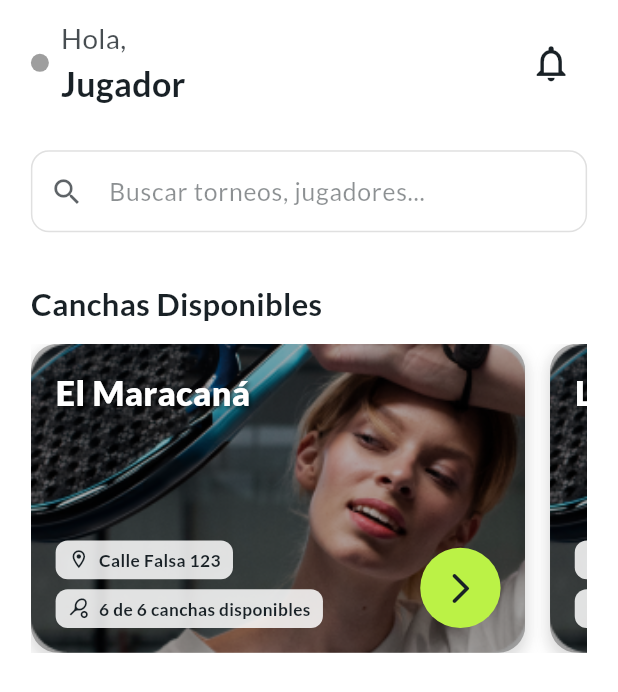
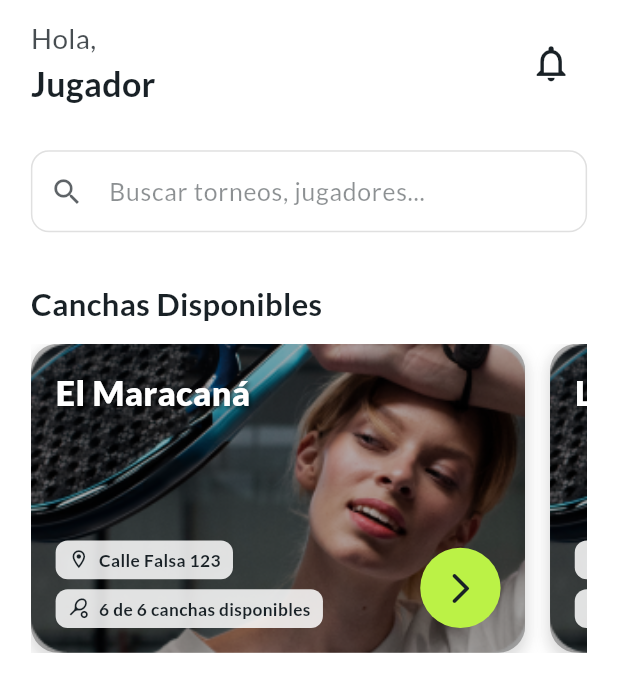
Before and after one commit to GeorgeLN/padel_app, a Flutter app: the HomePage screen opened directly, on a phone screen of 412 x 824 dp. Shown: the top 692 px of the screen. Run offline on Flutter 3.47's test engine with Material 3 defaults, Android fonts, the phone set to English and light mode, and no system bars; our stand-ins replace cloud_firestore, firebase_auth, firebase_core, flutter_bloc, google_fonts, iconly; accounts and stored records are empty.

Commit message:
Se quita el container con el color del status para los jugadores

```diff
--- a/lib/features/pages/home_page.dart
+++ b/lib/features/pages/home_page.dart
@@ -240,15 +240,15 @@ class PlayerAppBar extends StatelessWidget {
           Expanded(
             child: Row(
               children: [
-                Container(
+                /*Container(
                   width: 12,
                   height: 12,
                   decoration: BoxDecoration(
                     color: statusColor,
                     shape: BoxShape.circle,
                   ),
-                ),
-                const SizedBox(width: 8),
+                ),*/
+                // const SizedBox(width: 8),
                 Expanded(
                   child: Column(
                     crossAxisAlignment: CrossAxisAlignment.start,
```
